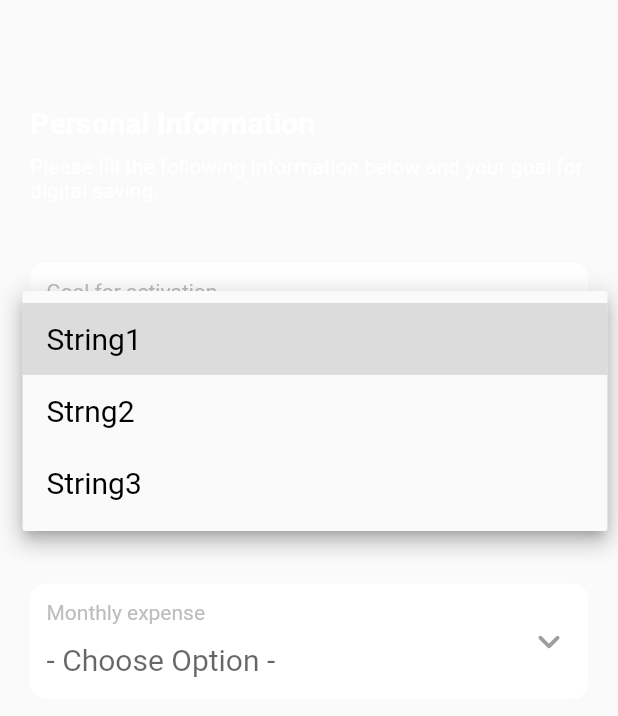
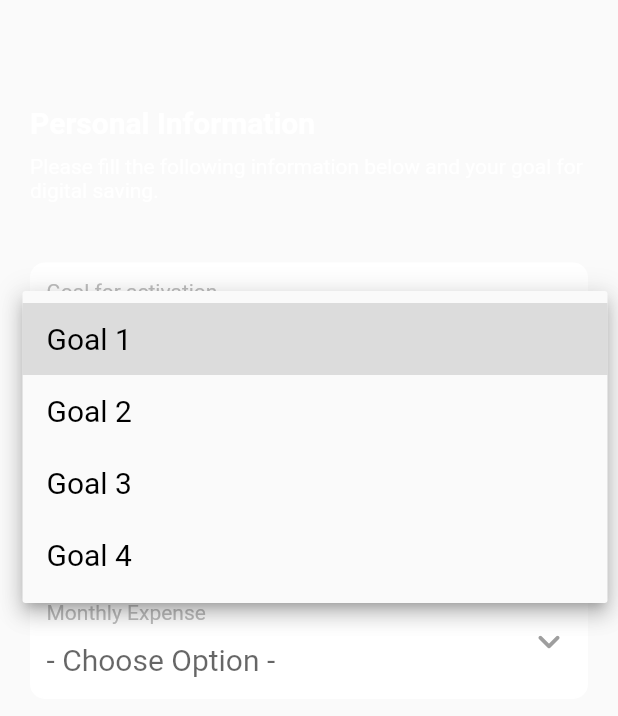
Before and after one commit to arpit-it/dkatalis_flutter_test, a Flutter app: the PersonalInformation widget shown alone on an empty page, opened directly, after a tap on "- Choose Option -", on a phone screen of 412 x 824 dp. Shown: the top 716 px of the screen. Run offline on Flutter 3.47's test engine with Material 2 defaults, Android fonts, the phone set to English and light mode, and no system bars; our stand-ins replace get.

Commit message:
fix: added functionality on personal_information.dart

```diff
--- /dev/null
+++ b/lib/screens/registration_home/controllers/registration_home_controller/personal_info_helper.dart
@@ -0,0 +1,43 @@
+import 'package:get/get.dart';
+
+class PersonalInfoHelper {
+  String goalDropDownTitle = 'Goal for activation';
+  String incomeDropDownTitle = 'Monthly Income';
+  String expenseDropDownTitle = 'Monthly Expense';
+
+  List<String> goalOptions = ['Goal 1', 'Goal 2', 'Goal 3', 'Goal 4'];
+  List<String> incomeOptions = [
+    'Income option 1',
+    'Income option 2',
+    'Income option 3',
+    'Income option 4'
+  ];
+  List<String> expenseOptions = [
+    'Expense option 1',
+    'Expense option 2',
+    'Expense option 3',
+    'Expense option 4'
+  ];
+
+  RxString selectedGoal = RxString('');
+  RxString selectedIncome = RxString('');
+  RxString selectedExpense = RxString('');
+
+  void onGoalSelected(String? string) {
+    selectedGoal.value = string ?? '';
+  }
+
+  void onIncomeSelected(String? string) {
+    selectedIncome.value = string ?? '';
+  }
+
+  void onExpenseSelected(String? string) {
+    selectedExpense.value = string ?? '';
+  }
+
+  bool isPersonalInfoScreenValid() {
+    return selectedGoal.value.isNotEmpty &&
+        selectedIncome.value.isNotEmpty &&
+        selectedExpense.value.isNotEmpty;
+  }
+}
--- a/lib/screens/registration_home/widgets/personal_info_dropdown.dart
+++ b/lib/screens/registration_home/widgets/personal_info_dropdown.dart
@@ -1,9 +1,9 @@
 import 'package:flutter/material.dart';
 
-class PersonalInfoDropdown<String> extends StatelessWidget {
+class PersonalInfoDropdown extends StatelessWidget {
   late final List<DropdownMenuItem<String>> dropdownMenuItemList;
-  final ValueChanged<String?>? onChanged;
-  final String? value;
+  final ValueChanged<String?> onChanged;
+  final String value;
   final String title;
 
   PersonalInfoDropdown.fromListOfStrings({
@@ -11,7 +11,7 @@ class PersonalInfoDropdown<String> extends StatelessWidget {
     required this.title,
     required List<String> list,
     required this.onChanged,
-    this.value,
+    required this.value,
   }) {
     List<DropdownMenuItem<String>> items = [];
     for (var item in list) {
@@ -61,7 +61,7 @@ class PersonalInfoDropdown<String> extends StatelessWidget {
                     items: dropdownMenuItemList,
                     hint: Text('- Choose Option -'),
                     onChanged: onChanged,
-                    value: value,
+                    value: value.isEmpty ? null : value,
                   ),
                 ),
               ],
--- a/lib/screens/registration_home/widgets/personal_information.dart
+++ b/lib/screens/registration_home/widgets/personal_information.dart
@@ -1,8 +1,13 @@
-import 'package:dkatalis_demo/screens/registration_home/widgets/personal_info_dropdown.dart';
 import 'package:flutter/material.dart';
+import 'package:get/get.dart';
+
+import 'personal_info_dropdown.dart';
+import '../controllers/registration_home_controller/registration_home_controller.dart';
 
 class PersonalInformation extends StatelessWidget {
-  const PersonalInformation({Key? key}) : super(key: key);
+  PersonalInformation({Key? key}) : super(key: key);
+
+  final RegistrationHomeController controller = Get.find();
 
   @override
   Widget build(BuildContext context) {
@@ -34,33 +39,36 @@ class PersonalInformation extends StatelessWidget {
             SizedBox(
               height: 40,
             ),
-            PersonalInfoDropdown.fromListOfStrings(
-              onChanged: (item) {
-                print(item);
-              },
-              title: 'Goal for activation',
-              list: ['String1', 'Strng2', 'String3'],
-            ),
+            Obx(() {
+              return PersonalInfoDropdown.fromListOfStrings(
+                onChanged: controller.personalInfoHelper.onGoalSelected,
+                value: controller.personalInfoHelper.selectedGoal.value,
+                title: controller.personalInfoHelper.goalDropDownTitle,
+                list: controller.personalInfoHelper.goalOptions,
+              );
+            }),
             SizedBox(
               height: 30,
             ),
-            PersonalInfoDropdown.fromListOfStrings(
-              onChanged: (item) {
-                print(item);
-              },
-              title: 'Monthly Income',
-              list: ['String1', 'Strng2', 'String3'],
-            ),
+            Obx(() {
+              return PersonalInfoDropdown.fromListOfStrings(
+                onChanged: controller.personalInfoHelper.onIncomeSelected,
+                value: controller.personalInfoHelper.selectedIncome.value,
+                title: controller.personalInfoHelper.incomeDropDownTitle,
+                list: controller.personalInfoHelper.incomeOptions,
+              );
+            }),
             SizedBox(
               height: 30,
             ),
-            PersonalInfoDropdown.fromListOfStrings(
-              onChanged: (item) {
-                print(item);
-              },
-              title: 'Monthly expense',
-              list: ['String1', 'Strng2', 'String3'],
-            ),
+            Obx(() {
+              return PersonalInfoDropdown.fromListOfStrings(
+                onChanged: controller.personalInfoHelper.onExpenseSelected,
+                value: controller.personalInfoHelper.selectedExpense.value,
+                title: controller.personalInfoHelper.expenseDropDownTitle,
+                list: controller.personalInfoHelper.expenseOptions,
+              );
+            }),
           ],
         ),
       ),
```
Also changed, not shown: lib/screens/registration_home/controllers/registration_home_controller/registration_home_controller.dart (+16 -2 lines).
